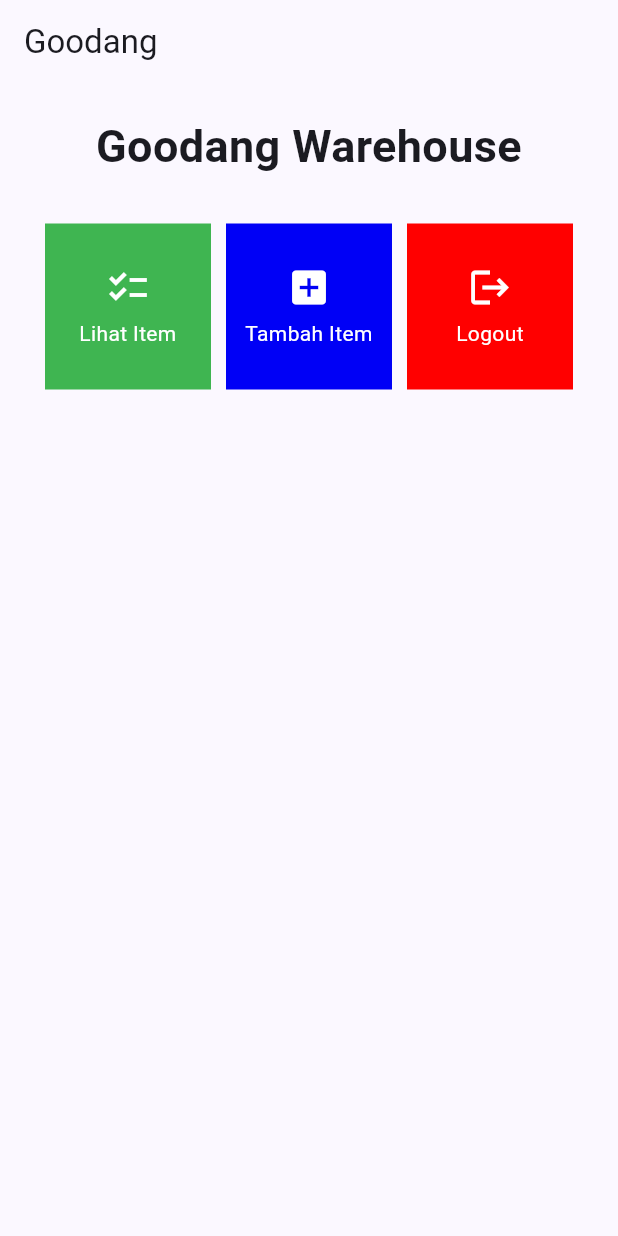
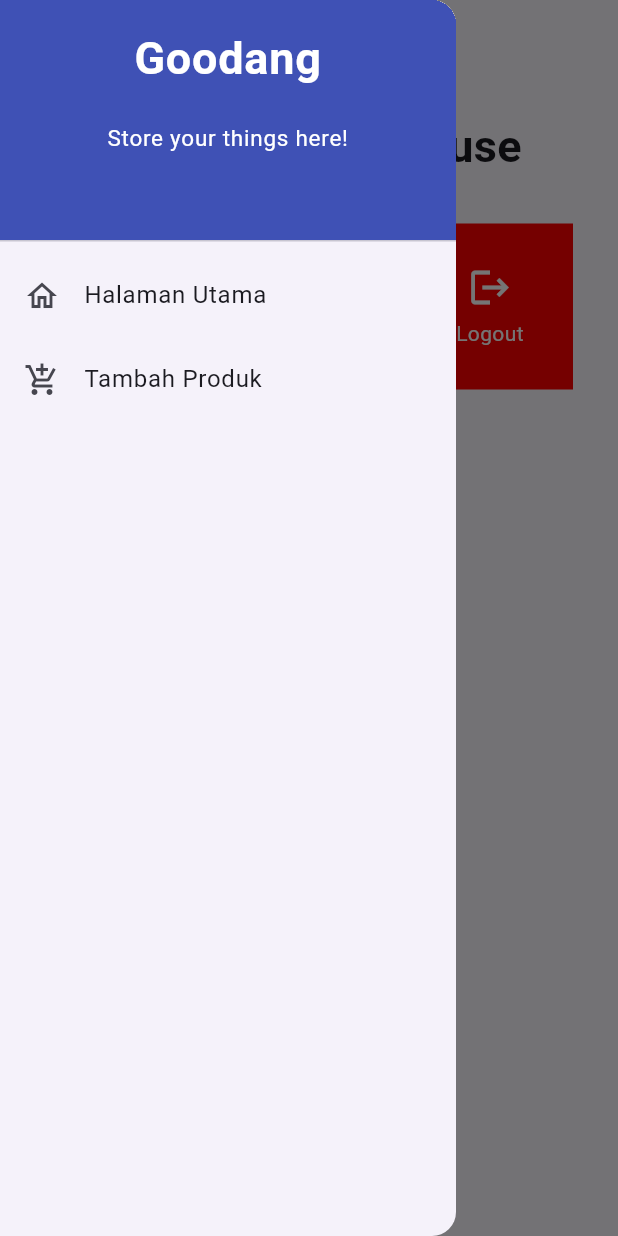
Before and after one commit to ArditheusIH/goodang-flutter, a Flutter app: the screen it shows after launch, with the side drawer open (before the commit the screen has no drawer), on a phone screen of 412 x 824 dp. Run offline on Flutter 3.47's test engine with Material 2 defaults, Android fonts, the phone set to English and light mode, and no system bars.

Commit message:
side bar

```diff
--- a/lib/main.dart
+++ b/lib/main.dart
@@ -1,5 +1,5 @@
 import 'package:flutter/material.dart';
-import 'package:goodang/menu.dart';
+import 'package:goodang/screens/menu.dart';
 void main() {
   runApp(const MyApp());
 }
--- a/lib/menu.dart
+++ b/lib/screens/menu.dart
@@ -1,5 +1,6 @@
 import 'package:flutter/material.dart';
-
+import 'package:goodang/widgets/left_drawer.dart';
+import 'package:goodang/widgets/shop_cart.dart';
 class MyHomePage extends StatelessWidget {
   MyHomePage({Key? key}) : super(key: key);
 
@@ -11,18 +12,13 @@ class MyHomePage extends StatelessWidget {
 
   @override
   Widget build(BuildContext context) {
-    // This method is rerun every time setState is called, for instance as done
-    // by the _incrementCounter method above.
-    //
-    // The Flutter framework has been optimized to make rerunning build methods
-    // fast, so that you can just rebuild anything that needs updating rather
-    // than having to individually change instances of widgets.
-    return Scaffold(
+      return Scaffold(
       appBar: AppBar(
         title: const Text(
           'Goodang',
         ),
       ),
+      drawer: const LeftDrawer(),
       body: SingleChildScrollView(
         // Widget wrapper yang dapat discroll
         child: Padding(
@@ -64,56 +60,3 @@ class MyHomePage extends StatelessWidget {
 
   }
 }
-
-class ShopItem {
-  final String name;
-  final IconData icon;
-  final Color color;
-
-  ShopItem(this.name, this.icon, this.color);
-}
-
-class ShopCard extends StatelessWidget {
-  final ShopItem item;
-
-  const ShopCard(this.item, {super.key}); // Constructor
-
-  @override
-  Widget build(BuildContext context) {
-    return Material(
-      color: item.color,
-      child: InkWell(
-        // Area responsive terhadap sentuhan
-        onTap: () {
-          // Memunculkan SnackBar ketika diklik
-          ScaffoldMessenger.of(context)
-            ..hideCurrentSnackBar()
-            ..showSnackBar(SnackBar(
-                content: Text("Kamu telah menekan tombol ${item.name}!")));
-        },
-        child: Container(
-          // Container untuk menyimpan Icon dan Text
-          padding: const EdgeInsets.all(8),
-          child: Center(
-            child: Column(
-              mainAxisAlignment: MainAxisAlignment.center,
-              children: [
-                Icon(
-                  item.icon,
-                  color: Colors.white,
-                  size: 30.0,
-                ),
-                const Padding(padding: EdgeInsets.all(3)),
-                Text(
-                  item.name,
-                  textAlign: TextAlign.center,
-                  style: const TextStyle(color: Colors.white),
-                ),
-              ],
-            ),
-          ),
-        ),
-      ),
-    );
-  }
-}
--- /dev/null
+++ b/lib/widgets/left_drawer.dart
@@ -0,0 +1,76 @@
+import 'package:flutter/material.dart';
+import 'package:goodang/screens/menu.dart';
+// TODO: Impor halaman ShopFormPage jika sudah dibuat
+import 'package:goodang/screens/shoplist_form.dart';
+class LeftDrawer extends StatelessWidget {
+  const LeftDrawer({super.key});
+
+  @override
+  Widget build(BuildContext context) {
+    return Drawer(
+      child: ListView(
+        children: [
+          const DrawerHeader(
+
+            decoration: BoxDecoration(
+            color: Colors.indigo,
+          ),
+          child: Column(
+            children: [
+              Text(
+                'Goodang',
+                textAlign: TextAlign.center,
+                style: TextStyle(
+                  fontSize: 30,
+                  fontWeight: FontWeight.bold,
+                  color: Colors.white,
+                ),
+              ),
+              Padding(padding: EdgeInsets.all(10)),
+              Text("Store your things here!",
+                  // Tambahkan gaya teks dengan center alignment, font ukuran 15, warna putih, dan weight biasa
+                  textAlign: TextAlign.center,
+                  style: TextStyle(
+                    fontSize: 15,
+                    fontWeight: FontWeight.normal,
+                    color: Colors.white,
+                  ),
+                  ),
+            ],
+          ),
+          ),
+          //  Bagian routing
+          ListTile(
+          leading: const Icon(Icons.home_outlined),
+          title: const Text('Halaman Utama'),
+          // Bagian redirection ke MyHomePage
+          onTap: () {
+            Navigator.pushReplacement(
+                context,
+                MaterialPageRoute(
+                  builder: (context) => MyHomePage(),
+                ));
+          },
+        ),
+        ListTile(
+          leading: const Icon(Icons.add_shopping_cart),
+          title: const Text('Tambah Produk'),
+          // Bagian redirection ke ShopFormPage
+          onTap: () {
+            /*
+            TODO: Buatlah routing ke ShopFormPage di sini,
+            setelah halaman ShopFormPage sudah dibuat.
+            */
+            Navigator.push(
+              context,
+                MaterialPageRoute(
+                  builder: (context) => ShopFormPage(),
+                ));
+
+          },
+        ),
+        ],
+      ),
+    );
+  }
+}
--- /dev/null
+++ b/lib/widgets/shop_cart.dart
@@ -0,0 +1,66 @@
+import 'package:goodang/screens/shoplist_form.dart';
+import 'package:flutter/material.dart';
+
+class ShopItem {
+  final String name;
+  final IconData icon;
+  final Color color;
+
+  ShopItem(this.name, this.icon, this.color);
+}
+
+class ShopCard extends StatelessWidget {
+  final ShopItem item;
+
+  const ShopCard(this.item, {super.key}); // Constructor
+
+  @override
+  Widget build(BuildContext context) {
+    return Material(
+      color: item.color,
+      child: InkWell(
+        // Area responsive terhadap sentuhan
+        onTap: () {
+          // Memunculkan SnackBar ketika diklik
+          ScaffoldMessenger.of(context)
+            ..hideCurrentSnackBar()
+            ..showSnackBar(SnackBar(
+                content: Text("Kamu telah menekan tombol ${item.name}!")));
+
+                // Navigate ke route yang sesuai (tergantung jenis tombol)
+                if (item.name == "Tambah Item") {
+                  //  Gunakan Navigator.push untuk melakukan navigasi ke MaterialPageRoute yang mencakup ShopFormPage.
+                Navigator.push(context,
+                MaterialPageRoute(
+                  builder: (context) => ShopFormPage(),
+                )
+                );
+                }
+
+        },
+        child: Container(
+          // Container untuk menyimpan Icon dan Text
+          padding: const EdgeInsets.all(8),
+          child: Center(
+            child: Column(
+              mainAxisAlignment: MainAxisAlignment.center,
+              children: [
+                Icon(
+                  item.icon,
+                  color: Colors.white,
+                  size: 30.0,
+                ),
+                const Padding(padding: EdgeInsets.all(3)),
+                Text(
+                  item.name,
+                  textAlign: TextAlign.center,
+                  style: const TextStyle(color: Colors.white),
+                ),
+              ],
+            ),
+          ),
+        ),
+      ),
+    );
+  }
+}
```
Also changed, not shown: lib/screens/shoplist_form.dart (added, +169 -0 lines).
